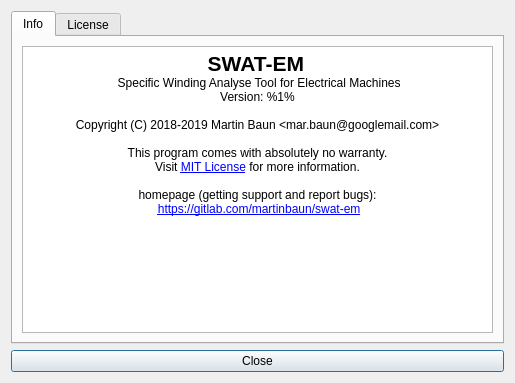
Old version of the form swat_em/ui/About.ui in the repository mjfwest/swat-em.
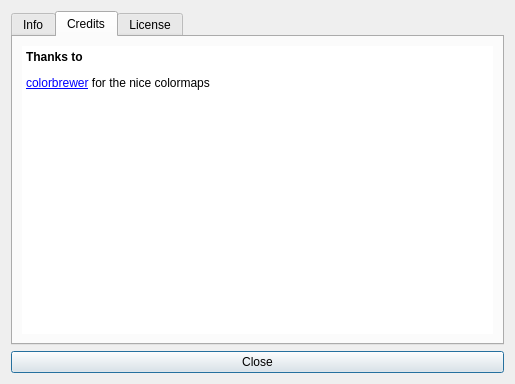
New version of the form. The open tabs and pages were chosen to show the change. Icons and pictures are not drawn.

Commit message: - credits added to about window

Patch:
```diff
--- a/swat_em/ui/About.ui
+++ b/swat_em/ui/About.ui
@@ -7,7 +7,7 @@
     <x>0</x>
     <y>0</y>
     <width>515</width>
-    <height>383</height>
+    <height>384</height>
    </rect>
   </property>
   <property name="windowTitle">
@@ -44,6 +44,15 @@
       <layout class="QVBoxLayout" name="verticalLayout">
        <item>
         <widget class="QTextBrowser" name="textBrowser">
+         <property name="frameShape">
+          <enum>QFrame::NoFrame</enum>
+         </property>
+         <property name="frameShadow">
+          <enum>QFrame::Sunken</enum>
+         </property>
+         <property name="lineWidth">
+          <number>1</number>
+         </property>
          <property name="html">
           <string>&lt;!DOCTYPE HTML PUBLIC &quot;-//W3C//DTD HTML 4.0//EN&quot; &quot;http://www.w3.org/TR/REC-html40/strict.dtd&quot;&gt;
 &lt;html&gt;&lt;head&gt;&lt;meta name=&quot;qrichtext&quot; content=&quot;1&quot; /&gt;&lt;style type=&quot;text/css&quot;&gt;
@@ -68,6 +77,31 @@
        </item>
       </layout>
      </widget>
+     <widget class="QWidget" name="tab_3">
+      <attribute name="title">
+       <string>Credits</string>
+      </attribute>
+      <layout class="QGridLayout" name="gridLayout_3">
+       <item row="0" column="0">
+        <widget class="QTextBrowser" name="textBrowser_3">
+         <property name="frameShape">
+          <enum>QFrame::NoFrame</enum>
+         </property>
+         <property name="html">
+          <string>&lt;!DOCTYPE HTML PUBLIC &quot;-//W3C//DTD HTML 4.0//EN&quot; &quot;http://www.w3.org/TR/REC-html40/strict.dtd&quot;&gt;
+&lt;html&gt;&lt;head&gt;&lt;meta name=&quot;qrichtext&quot; content=&quot;1&quot; /&gt;&lt;style type=&quot;text/css&quot;&gt;
+p, li { white-space: pre-wrap; }
+&lt;/style&gt;&lt;/head&gt;&lt;body style=&quot; font-family:'Sans Serif'; font-size:9pt; font-weight:400; font-style:normal;&quot;&gt;
+&lt;p style=&quot; margin-top:0px; margin-bottom:0px; margin-left:0px; margin-right:0px; -qt-block-indent:0; text-indent:0px;&quot;&gt;&lt;span style=&quot; font-weight:600;&quot;&gt;Thanks to&lt;/span&gt;&lt;/p&gt;
+&lt;p style=&quot; margin-top:12px; margin-bottom:12px; margin-left:0px; margin-right:0px; -qt-block-indent:0; text-indent:0px;&quot;&gt;&lt;a href=&quot;http://colorbrewer2.org&quot;&gt;&lt;span style=&quot; text-decoration: underline; color:#0000ff;&quot;&gt;colorbrewer&lt;/span&gt;&lt;/a&gt; for the nice colormaps&lt;/p&gt;&lt;/body&gt;&lt;/html&gt;</string>
+         </property>
+         <property name="openExternalLinks">
+          <bool>true</bool>
+         </property>
+        </widget>
+       </item>
+      </layout>
+     </widget>
      <widget class="QWidget" name="tab_2">
       <attribute name="title">
        <string>License</string>
```
Left out of the diff: 3 changed lines with no effect on the pictures.
